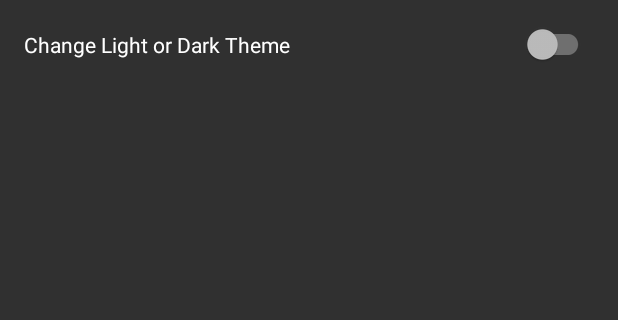
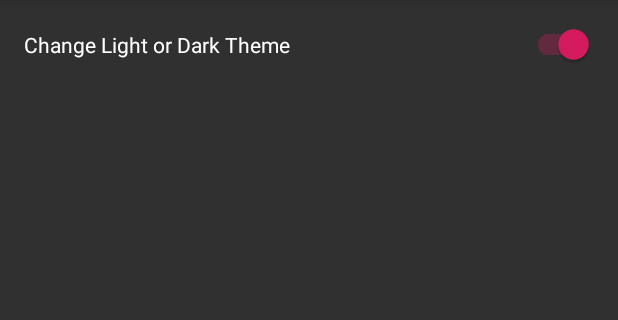
Before and after one commit to yoesuv/android-change-theme, an Android app: the screen it shows after launch (MainActivity), on a phone screen of 412 x 824 dp, the part 84-404 px from its top. Run offline under Robolectric (Android 15) with nearby library versions, the phone set to English and light mode, and no system bars.

Commit message:
:sparkles: change light & dark theme

```diff
--- a/app/src/main/java/com/yoesuv/changetheme/AppConstants.kt
+++ b/app/src/main/java/com/yoesuv/changetheme/AppConstants.kt
@@ -3,4 +3,5 @@ package com.yoesuv.changetheme
 object AppConstants {
     const val RESULT_DEBUG = "result_debug"
     const val PREFERENCES_NAME = "change.theme.pref"
+    const val PREFERENCES_THEME_LIGHT_DARK = "preferences_theme_light_dark"
 }
--- a/app/src/main/java/com/yoesuv/changetheme/MainActivity.kt
+++ b/app/src/main/java/com/yoesuv/changetheme/MainActivity.kt
@@ -1,30 +1,43 @@
 package com.yoesuv.changetheme
 
+import android.content.Intent
 import android.support.v7.app.AppCompatActivity
 import android.os.Bundle
-import android.util.Log
 import android.widget.CompoundButton
 import kotlinx.android.synthetic.main.activity_main.*
 
 class MainActivity : AppCompatActivity() {
 
+    private var theme: Boolean? = false
+
     override fun onCreate(savedInstanceState: Bundle?) {
+
+        theme = App.prefHelper?.getBoolean(AppConstants.PREFERENCES_THEME_LIGHT_DARK)
+        switchLightDarkTheme(theme)
+
         super.onCreate(savedInstanceState)
         setContentView(R.layout.activity_main)
         setSupportActionBar(toolbar)
+        supportActionBar?.elevation = 8F
 
         setupSwitch()
     }
 
-    private fun setupSwitch(){
+    private fun setupSwitch() {
+        switchMain.isChecked = theme!!
         switchMain.setOnCheckedChangeListener { _: CompoundButton, b: Boolean ->
-            Log.d(AppConstants.RESULT_DEBUG,"MainActivity # setupSwitch $b")
-            if (b) {
-                setTheme(R.style.AppThemeLight)
-            } else {
-                setTheme(R.style.AppThemeDark)
-            }
+            App.prefHelper?.setBoolean(AppConstants.PREFERENCES_THEME_LIGHT_DARK, b)
+            val intent = Intent(this, MainActivity::class.java)
+            startActivity(intent)
+            finish()
+        }
+    }
 
+    private fun switchLightDarkTheme(value: Boolean?) {
+        if (value!!) {
+            setTheme(R.style.AppThemeDark)
+        } else {
+            setTheme(R.style.AppThemeLight)
         }
     }
 }
--- a/app/src/main/res/layout/activity_main.xml
+++ b/app/src/main/res/layout/activity_main.xml
@@ -12,7 +12,8 @@
         android:id="@+id/toolbar"
         android:background="@color/colorPrimary"
         android:layout_width="match_parent"
-        android:layout_height="wrap_content"/>
+        android:layout_height="wrap_content"
+        android:theme="@style/toolbarTheme"/>
 
     <LinearLayout
         android:orientation="vertical"
--- a/app/src/main/res/values/styles.xml
+++ b/app/src/main/res/values/styles.xml
@@ -22,4 +22,6 @@
         <item name="android:windowExitAnimation">@android:anim/fade_out</item>
     </style>
 
+    <style name="toolbarTheme" parent="ThemeOverlay.AppCompat.Dark.ActionBar"/>
+
 </resources>
```
